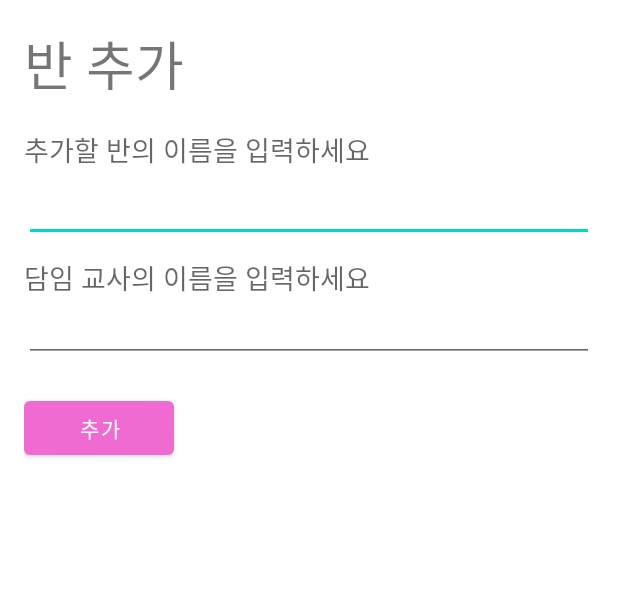
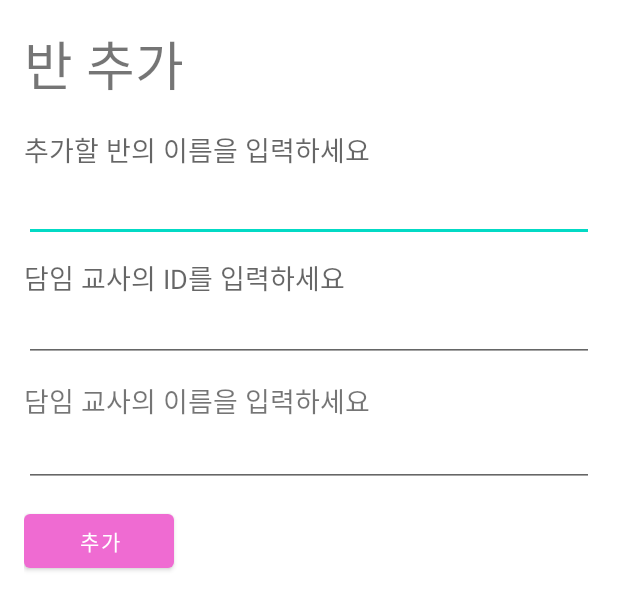
Before and after one commit to Jangjoonmo/mp-android-project-2022, an Android app: the layout add_class.xml on its own in the app's theme, with its tools: preview values and no code run, on a phone screen of 412 x 824 dp. Shown: the top 610 px of the screen. Run offline under Robolectric (Android 15) with nearby library versions, the phone set to English and light mode, and no system bars.

```diff
--- a/app/src/main/java/com/example/parentsletterproject/server/ClassroomList.java
+++ b/app/src/main/java/com/example/parentsletterproject/server/ClassroomList.java
@@ -13,7 +13,7 @@ public class ClassroomList {
     @SerializedName("className")
     @Expose
     private String className;
-    @SerializedName("tName")
+    @SerializedName("tname")
     @Expose
     private String tName;
 
--- a/app/src/main/res/layout/add_class.xml
+++ b/app/src/main/res/layout/add_class.xml
@@ -8,7 +8,7 @@
     android:paddingTop="16dp" >
 
     <TextView
-        android:id="@+id/add_class_logo"
+        android:id="@+id/add_student_logo"
         android:layout_width="221dp"
         android:layout_height="54dp"
         android:layout_marginBottom="16dp"
@@ -16,10 +16,10 @@
         android:textSize="35sp" />
 
     <TextView
-        android:id="@+id/textview_add_class_name"
+        android:id="@+id/textview_add_student_name"
         android:layout_width="wrap_content"
         android:layout_height="wrap_content"
-        android:layout_below="@+id/add_class_logo"
+        android:layout_below="@+id/add_student_logo"
         android:text="@string/put_name_of_class"
         android:textAppearance="?android:attr/textAppearanceMedium" />
 
@@ -27,40 +27,56 @@
         android:id="@+id/edittext_add_class_name"
         android:layout_width="match_parent"
         android:layout_height="wrap_content"
-        android:layout_below="@+id/textview_add_class_name"
+        android:layout_below="@+id/textview_add_student_name"
         android:layout_marginBottom="10dp"
         android:ems="10"
-        android:inputType="textEmailAddress"
         android:minHeight="48dp">
 
     </EditText>
 
     <TextView
-        android:id="@+id/textview_add_class_teacher_in_charge"
+        android:id="@+id/textview_add_class_teacher_id"
         android:layout_width="wrap_content"
         android:layout_height="wrap_content"
         android:layout_below="@+id/edittext_add_class_name"
-        android:text="@string/put_name_of_teacher"
+        android:text="@string/put_id_of_teacher"
         android:textAppearance="?android:attr/textAppearanceMedium" />
 
     <EditText
-        android:id="@+id/edittext_add_class_teacher_in_charge"
+        android:id="@+id/edittext_add_teacher_id"
         android:layout_width="match_parent"
         android:layout_height="wrap_content"
-        android:layout_below="@+id/textview_add_class_name"
+        android:layout_below="@+id/textview_add_student_name"
         android:layout_marginTop="80dp"
         android:layout_marginBottom="10dp"
         android:ems="10"
-        android:inputType="textEmailAddress"
+        android:minHeight="48dp" />
+
+    <TextView
+        android:id="@+id/textview_add_teacher_name"
+        android:layout_width="wrap_content"
+        android:layout_height="wrap_content"
+        android:layout_below="@+id/edittext_add_teacher_id"
+        android:layout_marginTop="2dp"
+        android:text="@string/put_name_of_teacher"
+        android:textSize="18sp" />
+
+    <EditText
+        android:id="@+id/edittext_add_teacher_name"
+        android:layout_width="match_parent"
+        android:layout_height="wrap_content"
+        android:layout_below="@+id/textview_add_class_teacher_id"
+        android:layout_marginTop="78dp"
+        android:ems="10"
+        android:inputType="textPersonName"
         android:minHeight="48dp" />
 
     <Button
         android:id="@+id/add_class_submit"
         android:layout_width="100dp"
         android:layout_height="wrap_content"
-        android:layout_below="@+id/edittext_add_class_teacher_in_charge"
-        android:layout_marginTop="10dp"
-        android:layout_marginBottom="20dp"
+        android:layout_below="@+id/edittext_add_teacher_name"
+        android:layout_marginTop="12dp"
         android:text="@string/add_button" />
 
 </RelativeLayout>
--- a/app/src/main/res/layout/item_for_recycler.xml
+++ b/app/src/main/res/layout/item_for_recycler.xml
@@ -26,8 +26,7 @@
                 android:layout_width="30dp"
                 android:layout_height="30dp"
                 android:layout_marginStart="16dp"
-                android:layout_marginLeft="16dp"
-                android:background="@color/purple_500"
+                android:background="#EF6BD2"
                 android:gravity="center"
                 android:textColor="#FFFFFF"
                 android:textSize="24sp"
--- a/app/src/main/res/values/strings.xml
+++ b/app/src/main/res/values/strings.xml
@@ -8,5 +8,7 @@
     <string name="add_student">원생 추가</string>
     <string name="del_student">원생 삭제</string>
     <string name="put_name_of_class">추가할 반의 이름을 입력하세요</string>
+    <string name="put_id_of_teacher">담임 교사의 ID를 입력하세요</string>
+    <string name="put_name_of_student">추가할 원생의 이름을 입력하세요</string>
     <string name="put_name_of_teacher">담임 교사의 이름을 입력하세요</string>
 </resources>
```
Also changed, not shown: app/src/main/AndroidManifest.xml (+4 -4 lines), app/src/main/java/com/example/parentsletterproject/activity/MainActivity.java (+8 -3 lines), app/src/main/java/com/example/parentsletterproject/activity/TeacherClassManagementActivity.java (+28 -2 lines), app/src/main/java/com/example/parentsletterproject/activity/TeacherStudentManagementActivity.java (+43 -0 lines), app/src/main/res/layout/activity_main.xml (+13 -1 lines), app/src/main/res/layout/activity_teacher_student_management.xml (+22 -53 lines), app/src/main/res/layout/add_student.xml (added, +46 -0 lines).
